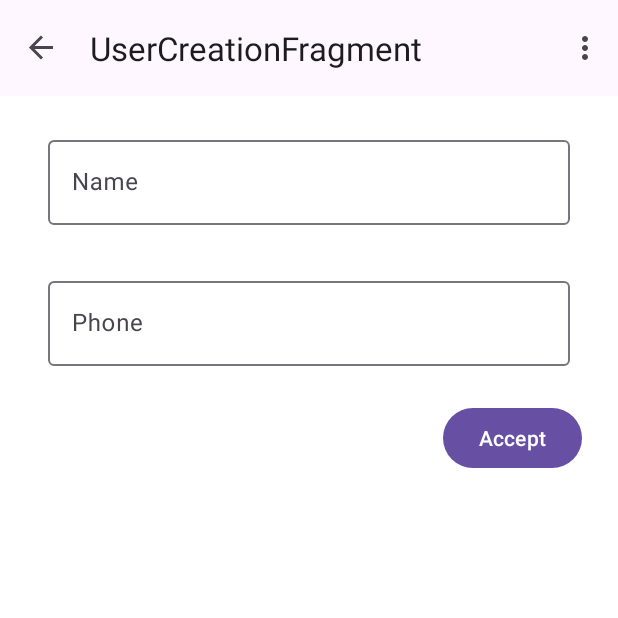
After one commit to juanlugg/FitnessManager, an Android app: the UserCreationFragment screen opened through its navigation route, on a phone screen of 412 x 824 dp, the top half of it. The commit adds this screen. Run offline under Robolectric (Android 15) with nearby library versions, the phone set to English and light mode, and no system bars; our stand-ins replace Room's generated code, data binding, navigation-ui.

Commit message:
Create and Delete User

```diff
--- a/app/src/main/java/com/juanlugg8/fitnessmanager/ProfileListFragment.kt
+++ b/app/src/main/java/com/juanlugg8/fitnessmanager/ProfileListFragment.kt
@@ -12,6 +12,7 @@ import androidx.recyclerview.widget.LinearLayoutManager
 import com.juanlugg8.fitnessmanager.adapter.ProfileAdapter
 import com.juanlugg8.fitnessmanager.databinding.FragmentProfileListBinding
 import com.juanlugg8.fitnessmanager.entity.Profile
+import com.juanlugg8.fitnessmanager.usecase.ProfileViewModel
 import com.juanlugg8.fitnessmanager.utils.Notification
 
 class ProfileListFragment : Fragment() {
--- /dev/null
+++ b/app/src/main/java/com/juanlugg8/fitnessmanager/UserCreationFragment.kt
@@ -0,0 +1,41 @@
+package com.juanlugg8.fitnessmanager
+
+import android.os.Bundle
+import androidx.fragment.app.Fragment
+import android.view.LayoutInflater
+import android.view.View
+import android.view.ViewGroup
+import androidx.fragment.app.viewModels
+import androidx.navigation.fragment.findNavController
+import com.juanlugg8.fitnessmanager.databinding.FragmentUserCreationBinding
+import com.juanlugg8.fitnessmanager.usecase.UserState
+import com.juanlugg8.fitnessmanager.usecase.UserViewModel
+
+class UserCreationFragment : Fragment() {
+    private var _binding : FragmentUserCreationBinding? = null
+    private val binding get() = _binding!!
+
+    private val viewModel : UserViewModel by viewModels()
+    override fun onCreateView(
+        inflater: LayoutInflater, container: ViewGroup?,
+        savedInstanceState: Bundle?
+    ): View? {
+        _binding = FragmentUserCreationBinding.inflate(inflater,container,false)
+        binding.viewmodel = this.viewModel
+        binding.lifecycleOwner = this
+        return binding.root
+    }
+
+    override fun onViewCreated(view: View, savedInstanceState: Bundle?) {
+        super.onViewCreated(view, savedInstanceState)
+        viewModel.getState().observe(viewLifecycleOwner){
+            when(it){
+                UserState.NameIsMandatoryError -> {}
+                UserState.Success -> {
+                    viewModel.makeUser()
+                    findNavController().popBackStack()
+                }
+            }
+        }
+    }
+}
--- a/app/src/main/java/com/juanlugg8/fitnessmanager/adapter/UserAdapter.kt
+++ b/app/src/main/java/com/juanlugg8/fitnessmanager/adapter/UserAdapter.kt
@@ -2,9 +2,11 @@ package com.juanlugg8.fitnessmanager.adapter
 
 import android.view.LayoutInflater
 import android.view.ViewGroup
+import android.widget.Toast
 import androidx.recyclerview.widget.DiffUtil
 import androidx.recyclerview.widget.ListAdapter
 import androidx.recyclerview.widget.RecyclerView
+import com.google.android.material.snackbar.Snackbar
 import com.juanlugg8.fitnessmanager.databinding.RowUserListBinding
 import com.juanlugg8.fitnessmanager.entity.User
 
@@ -20,6 +22,10 @@ class UserAdapter(
                 tvId.text = user.id.toString()
                 tvName.text = user.name
                 tvPhone.text = user.phone
+                cvUserList.setOnLongClickListener {
+                    Snackbar.make(binding.root, "User ${user.id} deleted", Snackbar.LENGTH_LONG).show()
+                    onDelete(user)
+                true}
             }
         }
     }
--- a/app/src/main/java/com/juanlugg8/fitnessmanager/entity/UserDao.kt
+++ b/app/src/main/java/com/juanlugg8/fitnessmanager/entity/UserDao.kt
@@ -1,6 +1,7 @@
 package com.juanlugg8.fitnessmanager.entity
 
 import androidx.room.Dao
+import androidx.room.Delete
 import androidx.room.ForeignKey
 import androidx.room.Insert
 import androidx.room.Query
@@ -10,6 +11,8 @@ import kotlinx.coroutines.flow.Flow
 interface UserDao {
     @Insert(onConflict = ForeignKey.RESTRICT)
     fun insert(user : User)
+    @Delete
+    fun delete(user : User)
     @Query("SELECT * FROM user")
     fun selectAll() : Flow<List<User>>
     @Query("SELECT * FROM user")
--- a/app/src/main/java/com/juanlugg8/fitnessmanager/repository/UserRepository.kt
+++ b/app/src/main/java/com/juanlugg8/fitnessmanager/repository/UserRepository.kt
@@ -15,6 +15,9 @@ class UserRepository {
                 Resources.Error(e)
             }
         }
+        fun deleteUser(user : User){
+            FitnessDatabase.getInstance().userDao().delete(user)
+        }
         fun selectAllUserList() : Flow<List<User>> {
             return FitnessDatabase.getInstance().userDao().selectAll()
         }
--- /dev/null
+++ b/app/src/main/java/com/juanlugg8/fitnessmanager/usecase/UserState.kt
@@ -0,0 +1,6 @@
+package com.juanlugg8.fitnessmanager.usecase
+
+sealed class UserState{
+    data object NameIsMandatoryError : UserState()
+    data object Success : UserState()
+}
--- a/app/src/main/java/com/juanlugg8/fitnessmanager/usecase/UserViewModel.kt
+++ b/app/src/main/java/com/juanlugg8/fitnessmanager/usecase/UserViewModel.kt
@@ -1,9 +1,36 @@
 package com.juanlugg8.fitnessmanager.usecase
 
+import androidx.lifecycle.LiveData
+import androidx.lifecycle.MutableLiveData
 import androidx.lifecycle.ViewModel
 import androidx.lifecycle.asLiveData
+import com.juanlugg8.fitnessmanager.entity.User
 import com.juanlugg8.fitnessmanager.repository.UserRepository
 
 class UserViewModel : ViewModel() {
     var allUsers = UserRepository.selectAllUserList().asLiveData()
+    var id = MutableLiveData<Int>()
+    var name = MutableLiveData<String>()
+    var phone = MutableLiveData<String>()
+    var state = MutableLiveData<UserState>()
+    fun validate(){
+        when{
+            name.value.isNullOrBlank() -> state.value = UserState.NameIsMandatoryError
+            else -> state.value = UserState.Success
+        }
+    }
+    fun makeUser(){
+        if(id.value == null)
+            id.value = UserRepository.selectAllUserListRAW().lastOrNull()?.id?.plus(1)
+        val user = User(id.value!!,name.value!!, phone.value!!)
+        UserRepository.insertUser(user)
+    }
+
+    fun deleteUser(user : User){
+        UserRepository.deleteUser(user)
+    }
+
+    fun getState() : LiveData<UserState>{
+        return state
+    }
 }
--- /dev/null
+++ b/app/src/main/res/layout/fragment_user_creation.xml
@@ -0,0 +1,68 @@
+<?xml version="1.0" encoding="utf-8"?>
+<layout xmlns:android="http://schemas.android.com/apk/res/android"
+    xmlns:app="http://schemas.android.com/apk/res-auto"
+    xmlns:tools="http://schemas.android.com/tools">
+
+    <data>
+        <variable
+            name="viewmodel"
+            type="com.juanlugg8.fitnessmanager.usecase.UserViewModel" />
+    </data>
+
+    <androidx.constraintlayout.widget.ConstraintLayout
+        android:layout_width="match_parent"
+        android:layout_height="match_parent"
+        android:background="@color/white"
+        tools:context=".UserCreationFragment">
+
+
+        <com.google.android.material.textfield.TextInputLayout
+            android:id="@+id/tilName"
+            android:layout_width="match_parent"
+            android:layout_height="wrap_content"
+            android:layout_marginStart="32dp"
+            android:layout_marginTop="24dp"
+            android:layout_marginEnd="32dp"
+            app:layout_constraintEnd_toEndOf="parent"
+            app:layout_constraintStart_toStartOf="parent"
+            app:layout_constraintTop_toTopOf="parent">
+
+            <com.google.android.material.textfield.TextInputEditText
+                android:id="@+id/tieName"
+                android:layout_width="match_parent"
+                android:layout_height="wrap_content"
+                android:hint="Name"
+                android:text="@={viewmodel.name}"/>
+        </com.google.android.material.textfield.TextInputLayout>
+
+        <com.google.android.material.textfield.TextInputLayout
+            android:id="@+id/tilPhone"
+            android:layout_width="match_parent"
+            android:layout_height="wrap_content"
+            android:layout_marginStart="32dp"
+            android:layout_marginTop="32dp"
+            android:layout_marginEnd="32dp"
+            app:layout_constraintEnd_toEndOf="parent"
+            app:layout_constraintStart_toStartOf="parent"
+            app:layout_constraintTop_toBottomOf="@+id/tilName">
+
+            <com.google.android.material.textfield.TextInputEditText
+                android:id="@+id/tiePhone"
+                android:layout_width="match_parent"
+                android:layout_height="wrap_content"
+                android:hint="Phone"
+                android:text="@={viewmodel.phone}"/>
+        </com.google.android.material.textfield.TextInputLayout>
+
+        <Button
+            android:id="@+id/button"
+            android:layout_width="wrap_content"
+            android:layout_height="wrap_content"
+            android:layout_marginTop="24dp"
+            android:layout_marginEnd="24dp"
+            android:text="Accept"
+            app:layout_constraintEnd_toEndOf="parent"
+            app:layout_constraintTop_toBottomOf="@+id/tilPhone"
+            android:onClick="@{()->viewmodel.validate()}"/>
+    </androidx.constraintlayout.widget.ConstraintLayout>
+</layout>
--- a/app/src/main/res/layout/row_user_list.xml
+++ b/app/src/main/res/layout/row_user_list.xml
@@ -6,6 +6,7 @@
     android:layout_height="wrap_content">
 
     <androidx.cardview.widget.CardView
+        android:id="@+id/cvUserList"
         android:layout_width="match_parent"
         android:layout_height="100dp"
         android:layout_margin="8dp"
--- a/app/src/main/res/navigation/nav_graph.xml
+++ b/app/src/main/res/navigation/nav_graph.xml
@@ -21,10 +21,18 @@
         android:id="@+id/UserListFragment"
         android:name="com.juanlugg8.fitnessmanager.UserListFragment"
         android:label="@string/userlist"
-        tools:layout="@layout/fragment_user_list" />
+        tools:layout="@layout/fragment_user_list" >
+        <action
+            android:id="@+id/action_UserListFragment_to_userCreationFragment"
+            app:destination="@id/userCreationFragment" />
+    </fragment>
     <fragment
         android:id="@+id/ProfileListFragment"
         android:name="com.juanlugg8.fitnessmanager.ProfileListFragment"
         android:label="@string/profilelistfragment"
         tools:layout="@layout/fragment_profile_list" />
+    <fragment
+        android:id="@+id/userCreationFragment"
+        android:name="com.juanlugg8.fitnessmanager.UserCreationFragment"
+        android:label="UserCreationFragment" />
 </navigation>
--- a/app/src/main/res/values/strings.xml
+++ b/app/src/main/res/values/strings.xml
@@ -6,5 +6,4 @@
     <string name="mainfragment">HOME</string>
     <string name="userlist">User List</string>
     <string name="profilelistfragment">Profile List</string>
-
 </resources>
```
Also changed, not shown: app/src/main/java/com/juanlugg8/fitnessmanager/UserListFragment.kt (+7 -1 lines), app/src/main/res/layout/fragment_user_list.xml (+11 -0 lines).
